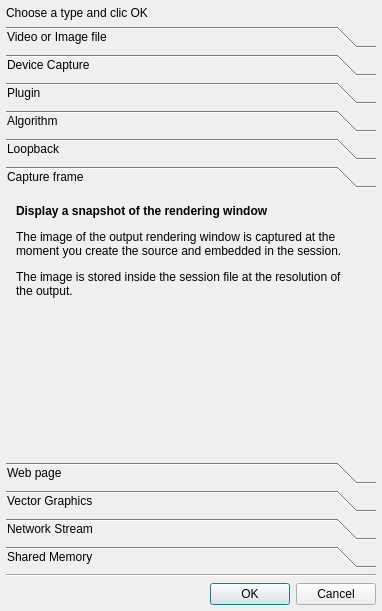
This is src/NewSourceDialog.ui in markus-wa/glmixer-mirror as Qt 5 draws it before an edit. The edited form follows.
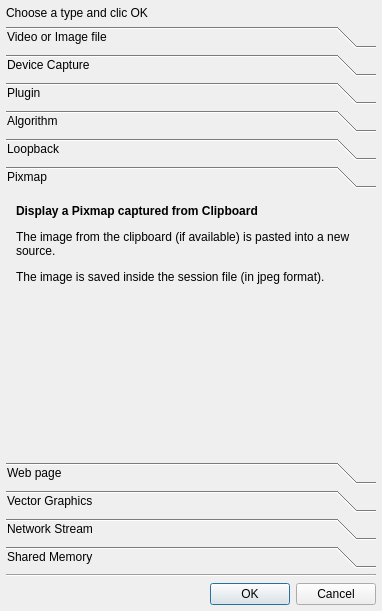
This is the edited form. The open tabs and pages were chosen to show the change. Icons and pictures are not drawn.

Commit message: New implementation of Copy-Paste mechanism; this allows copying source(s) and pasting them back in another session, or into the same (then sources are cloned). Pasting of images from clipboard replaces the creation of capture source (which is still possible by capturing the output and pasting it). GUI for source creation of capture source changed accordingly.

Diff of the .ui file:
```diff
--- a/src/NewSourceDialog.ui
+++ b/src/NewSourceDialog.ui
@@ -468,7 +468,7 @@
        <rect>
         <x>0</x>
         <y>0</y>
-        <width>357</width>
+        <width>356</width>
         <height>162</height>
        </rect>
       </property>
@@ -477,7 +477,7 @@
         <normaloff>:/glmixer/icons/photo-source.png</normaloff>:/glmixer/icons/photo-source.png</iconset>
       </attribute>
       <attribute name="label">
-       <string>Capture frame</string>
+       <string>Pixmap</string>
       </attribute>
       <layout class="QHBoxLayout" name="horizontalLayout_4">
        <property name="leftMargin">
@@ -514,9 +514,9 @@
 &lt;html&gt;&lt;head&gt;&lt;meta name=&quot;qrichtext&quot; content=&quot;1&quot; /&gt;&lt;style type=&quot;text/css&quot;&gt;
 p, li { white-space: pre-wrap; }
 &lt;/style&gt;&lt;/head&gt;&lt;body style=&quot; font-family:'Ubuntu'; font-size:11pt; font-weight:200; font-style:normal;&quot;&gt;
-&lt;p style=&quot; margin-top:12px; margin-bottom:12px; margin-left:0px; margin-right:0px; -qt-block-indent:0; text-indent:0px;&quot;&gt;&lt;span style=&quot; font-size:9pt; font-weight:600;&quot;&gt;Display a snapshot of the rendering window&lt;/span&gt;&lt;/p&gt;
-&lt;p style=&quot; margin-top:12px; margin-bottom:12px; margin-left:0px; margin-right:0px; -qt-block-indent:0; text-indent:0px;&quot;&gt;&lt;span style=&quot; font-size:9pt; font-weight:400;&quot;&gt;The image of the output rendering window is captured at the moment you create the source and embedded in the session.&lt;/span&gt;&lt;/p&gt;
-&lt;p style=&quot; margin-top:12px; margin-bottom:12px; margin-left:0px; margin-right:0px; -qt-block-indent:0; text-indent:0px;&quot;&gt;&lt;span style=&quot; font-size:9pt; font-weight:400;&quot;&gt;The image is stored inside the session file at the resolution of the output.&lt;/span&gt;&lt;/p&gt;&lt;/body&gt;&lt;/html&gt;</string>
+&lt;p style=&quot; margin-top:12px; margin-bottom:12px; margin-left:0px; margin-right:0px; -qt-block-indent:0; text-indent:0px;&quot;&gt;&lt;span style=&quot; font-size:9pt; font-weight:600;&quot;&gt;Display a Pixmap captured from Clipboard&lt;/span&gt;&lt;/p&gt;
+&lt;p style=&quot; margin-top:12px; margin-bottom:12px; margin-left:0px; margin-right:0px; -qt-block-indent:0; text-indent:0px;&quot;&gt;&lt;span style=&quot; font-size:9pt; font-weight:400;&quot;&gt;The image from the clipboard (if available) is pasted into a new source.&lt;/span&gt;&lt;/p&gt;
+&lt;p style=&quot; margin-top:12px; margin-bottom:12px; margin-left:0px; margin-right:0px; -qt-block-indent:0; text-indent:0px;&quot;&gt;&lt;span style=&quot; font-size:9pt; font-weight:400;&quot;&gt;The image is saved inside the session file (in jpeg format).&lt;/span&gt;&lt;/p&gt;&lt;/body&gt;&lt;/html&gt;</string>
          </property>
         </widget>
        </item>
```
Left out of the diff: 22 changed lines with no effect on the pictures. The commit also changes 14 other files.
